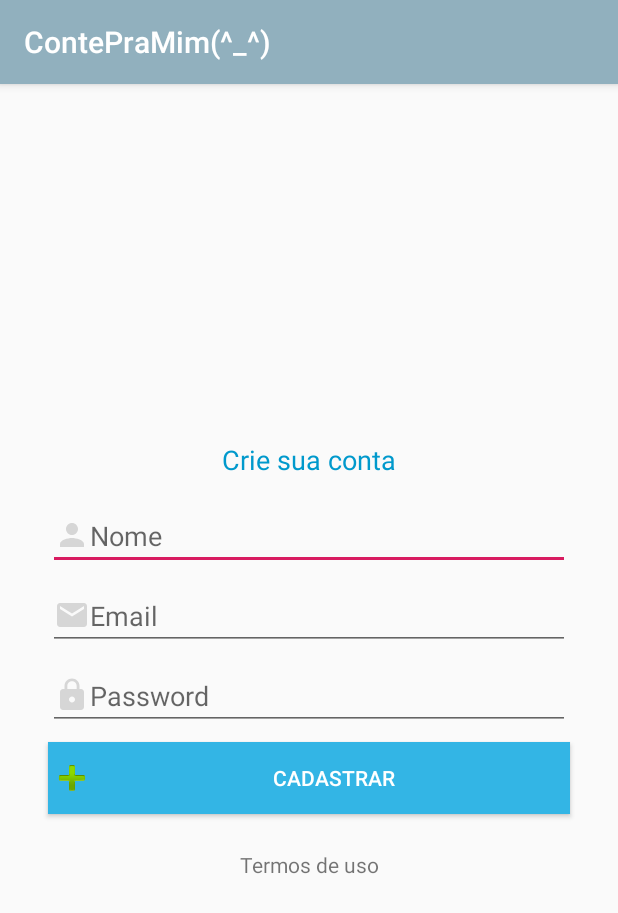
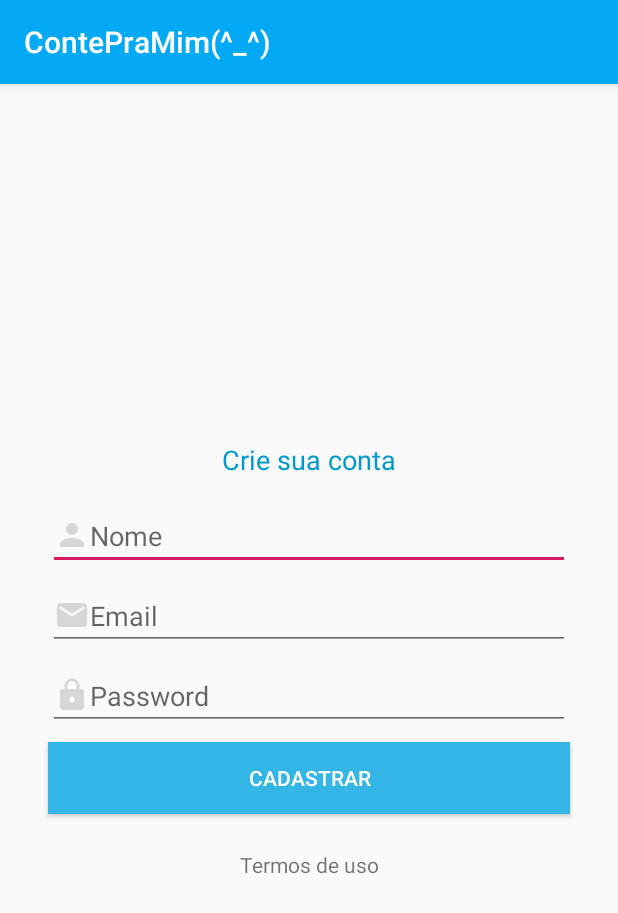
Before and after one commit to RobervaldSidrome/contepramim, an Android app: the CadastroActivity screen opened directly, with no data from a screen before it, on a phone screen of 412 x 824 dp. Shown: the top 913 px of the screen. Run offline under Robolectric (Android 15) with nearby library versions, the light colour scheme and no system bars; our stand-ins replace Firebase (no records; nobody signed in at launch, a user with empty details on screens opened directly).

Commit message:
ajuste no layout

```diff
--- a/app/build.gradle
+++ b/app/build.gradle
@@ -1,3 +1,4 @@
+
 apply plugin: 'com.android.application'
 
 android {
--- a/app/src/main/res/layout/activity_cadastro.xml
+++ b/app/src/main/res/layout/activity_cadastro.xml
@@ -104,7 +104,6 @@
         android:layout_marginBottom="24dp"
         android:width="150dp"
         android:background="@android:color/holo_blue_light"
-        android:drawableLeft="@android:drawable/ic_input_add"
         android:gravity="center"
         android:text="Cadastrar"
         android:textColor="@android:color/white"
--- a/app/src/main/res/layout/content_principal.xml
+++ b/app/src/main/res/layout/content_principal.xml
@@ -12,7 +12,7 @@
     <LinearLayout
         android:layout_width="match_parent"
         android:layout_height="160dp"
-        android:background="@color/colorPrimary"
+        android:background="@color/colorPrimaryDark"
         android:gravity="center"
         android:orientation="vertical">
 
--- a/app/src/main/res/values/colors.xml
+++ b/app/src/main/res/values/colors.xml
@@ -1,7 +1,7 @@
 <?xml version="1.0" encoding="utf-8"?>
 <resources>
-    <color name="colorPrimary">#91B0BE</color>
-    <color name="colorPrimaryDark">#ADD2D7</color>
+    <color name="colorPrimary">#03A9F4</color>
+    <color name="colorPrimaryDark">#00BCD4</color>
     <color name="colorAccent">#D81B60</color>
 
     <!--Core para Despesas-->
```
